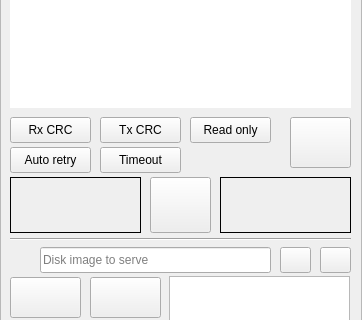
Above: server/MainWindow.ui from louthrax/MSXJIO before the change; both pictures show x 0 to 362 and y 293 to 613 of the 362 by 698 pixel window. Below: the same form after it.
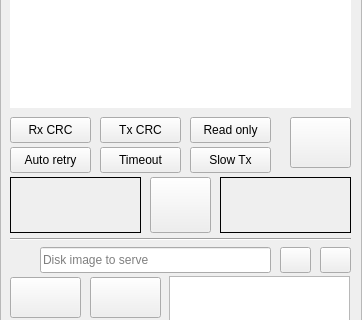
That is the form after the change. Icons and pictures are not drawn.

Commit message: Added "SlowTx" button

Diff of the .ui file:
```diff
--- a/server/MainWindow.ui
+++ b/server/MainWindow.ui
@@ -449,6 +449,22 @@
         <bool>true</bool>
        </property>
       </widget>
+      <widget class="QPushButton" name="slowTx">
+       <property name="geometry">
+        <rect>
+         <x>190</x>
+         <y>440</y>
+         <width>81</width>
+         <height>26</height>
+        </rect>
+       </property>
+       <property name="text">
+        <string>Slow Tx</string>
+       </property>
+       <property name="checkable">
+        <bool>true</bool>
+       </property>
+      </widget>
      </widget>
     </item>
    </layout>
```
Left out of the diff: 16 changed lines with no effect on the pictures. The commit also changes 6 other files.
